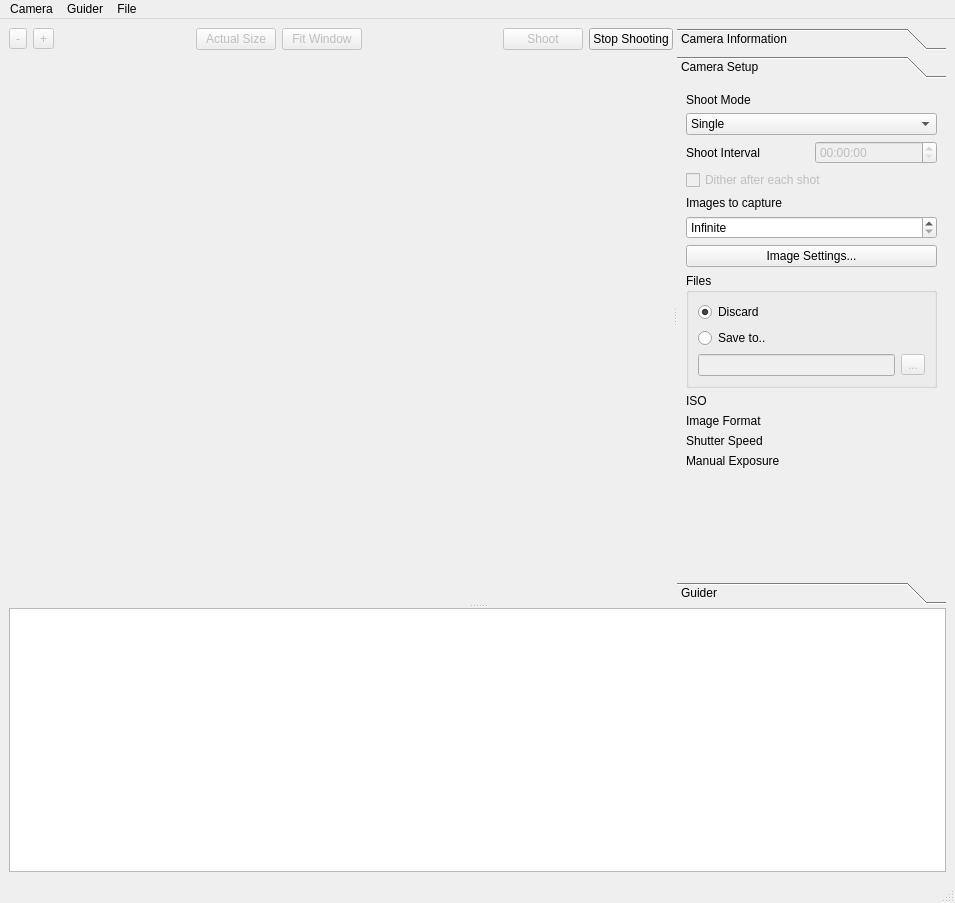
Qt form dslr-qt-shooter/ui/dslr_shooter_window.ui (Edlward/GalaxyHunter) before a commit.
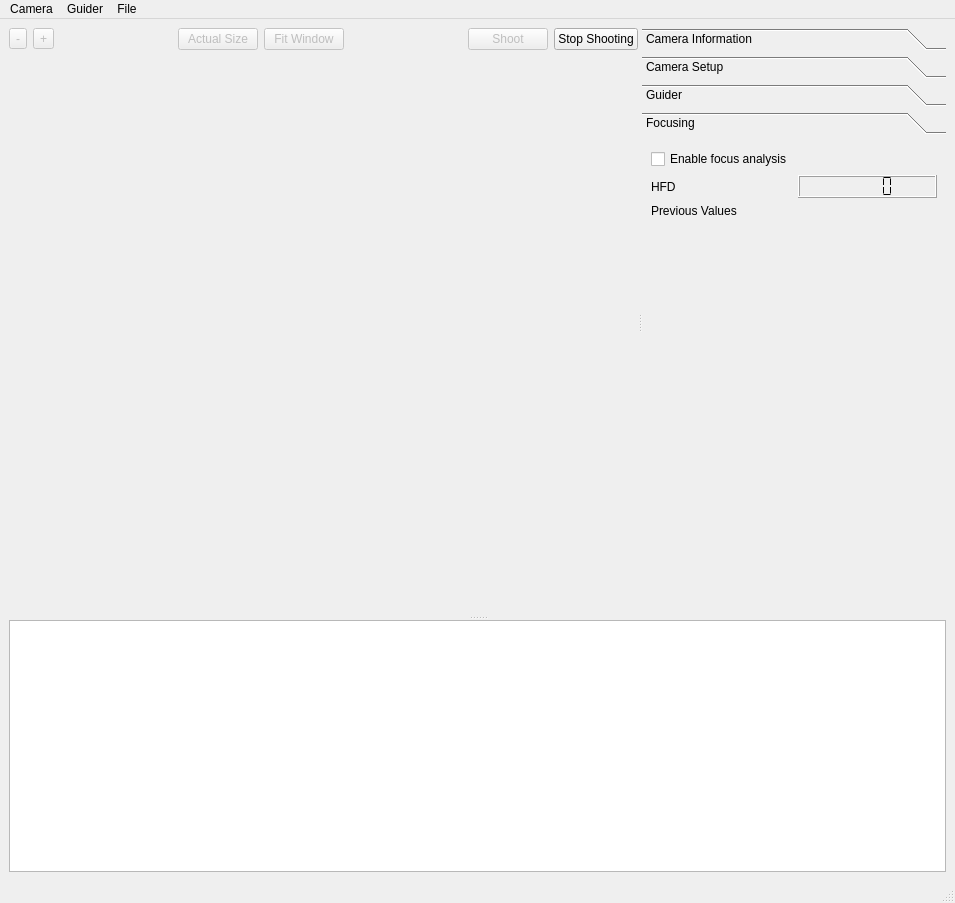
The same form after that commit. Custom widgets are drawn as their Qt base class.

Commit message: move focusing calculation in a new thread

Diff of the .ui file:
```diff
--- a/dslr-qt-shooter/ui/dslr_shooter_window.ui
+++ b/dslr-qt-shooter/ui/dslr_shooter_window.ui
@@ -136,7 +136,7 @@
          <bool>true</bool>
         </property>
         <property name="currentIndex">
-         <number>1</number>
+         <number>3</number>
         </property>
         <widget class="QWidget" name="camera_info_page">
          <property name="geometry">
@@ -178,8 +178,8 @@
           <rect>
            <x>0</x>
            <y>0</y>
-           <width>198</width>
-           <height>365</height>
+           <width>281</width>
+           <height>471</height>
           </rect>
          </property>
          <attribute name="label">
@@ -430,6 +430,64 @@
           </item>
          </layout>
         </widget>
+        <widget class="QWidget" name="focusing_page">
+         <attribute name="label">
+          <string>Focusing</string>
+         </attribute>
+         <layout class="QGridLayout" name="gridLayout_6">
+          <item row="0" column="0">
+           <widget class="QCheckBox" name="enable_focus_analysis">
+            <property name="text">
+             <string>Enable focus analysis</string>
+            </property>
+           </widget>
+          </item>
+          <item row="1" column="0">
+           <widget class="QLabel" name="focus_analysis_type">
+            <property name="text">
+             <string>HFD</string>
+            </property>
+           </widget>
+          </item>
+          <item row="1" column="1">
+           <widget class="QLCDNumber" name="focus_analysis_value">
+            <property name="smallDecimalPoint">
+             <bool>false</bool>
+            </property>
+            <property name="segmentStyle">
+             <enum>QLCDNumber::Flat</enum>
+            </property>
+           </widget>
+          </item>
+          <item row="2" column="0" colspan="2">
+           <widget class="QLabel" name="label_8">
+            <property name="text">
+             <string>Previous Values</string>
+            </property>
+           </widget>
+          </item>
+          <item row="3" column="0">
+           <widget class="QLabel" name="focus_analysis_history">
+            <property name="text">
+             <string/>
+            </property>
+           </widget>
+          </item>
+          <item row="4" column="1">
+           <spacer name="verticalSpacer_4">
+            <property name="orientation">
+             <enum>Qt::Vertical</enum>
+            </property>
+            <property name="sizeHint" stdset="0">
+             <size>
+              <width>20</width>
+              <height>352</height>
+             </size>
+            </property>
+           </spacer>
+          </item>
+         </layout>
+        </widget>
        </widget>
       </widget>
       <widget class="QTextBrowser" name="logWindow">
```
Left out of the diff: 10 changed lines with no effect on the pictures. The commit also changes 3 other files.
